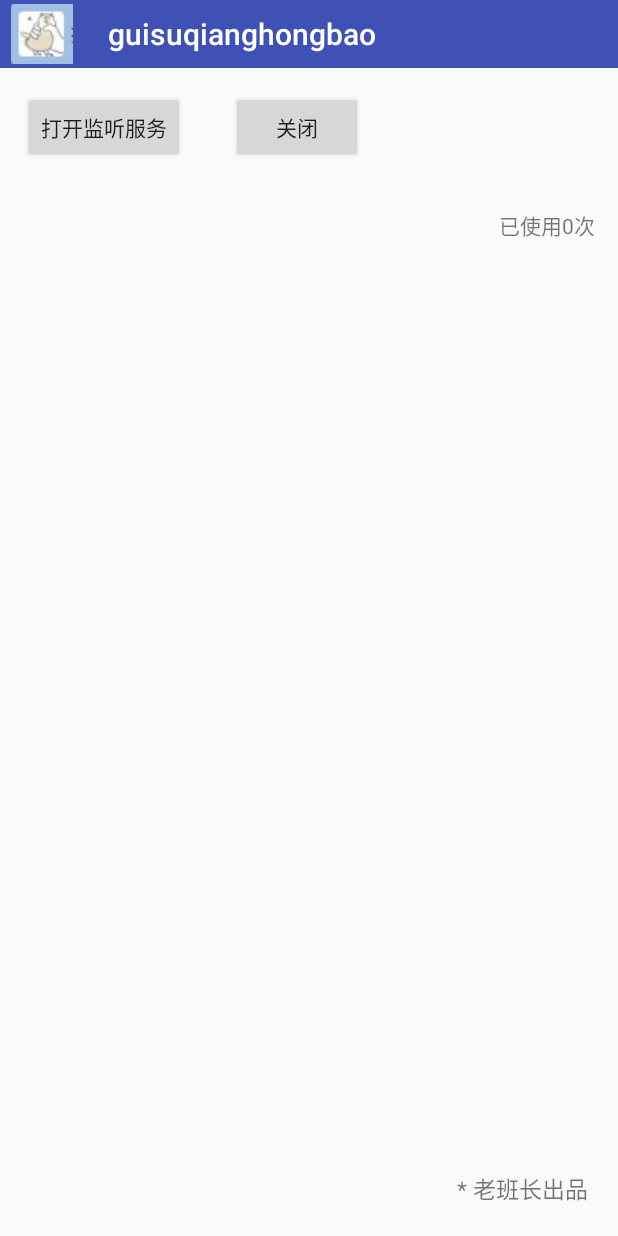
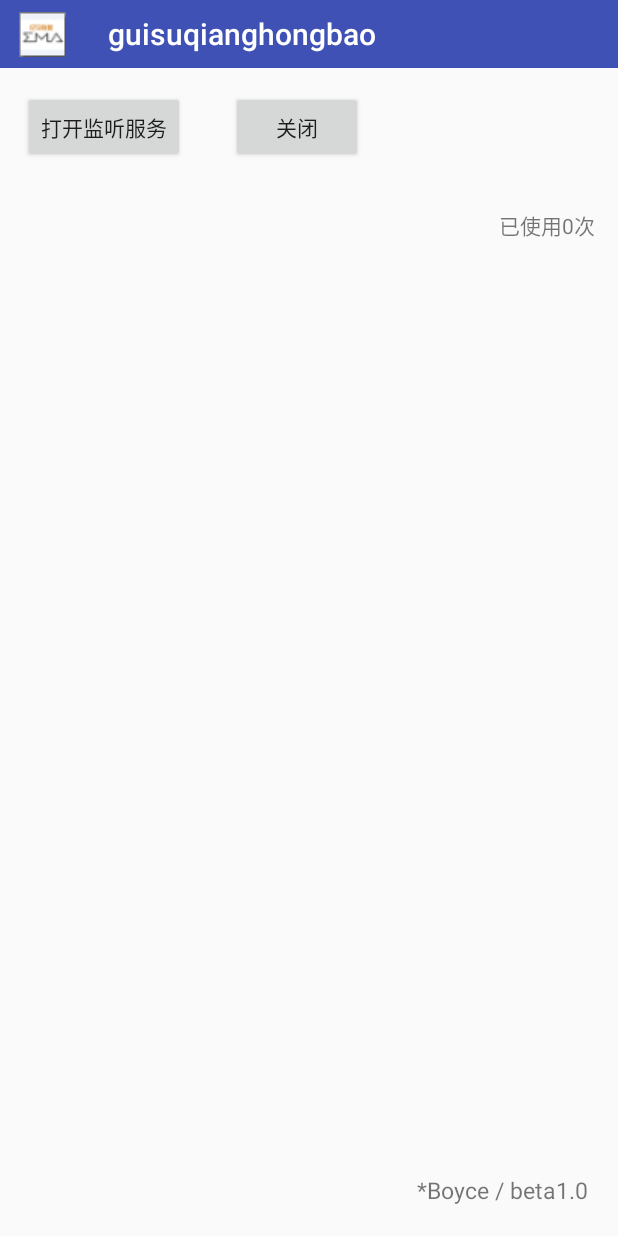
Before and after one commit to BeYearn/Faster, an Android app: the screen it shows after launch (QHBActivity), on a phone screen of 412 x 824 dp. Run offline under Robolectric (Android 15) with nearby library versions, the phone set to English and light mode, and no system bars; our stand-ins replace ButterKnife.

Commit message:
icon修改

```diff
--- a/app/build.gradle
+++ b/app/build.gradle
@@ -7,7 +7,7 @@ android {
 
     defaultConfig {
         applicationId "com.handsome.yby"
-        minSdkVersion 20
+        minSdkVersion 17
         targetSdkVersion 24
         versionCode 1
         versionName "1.0"
--- a/app/src/main/res/layout/toolbar_layout.xml
+++ b/app/src/main/res/layout/toolbar_layout.xml
@@ -4,6 +4,6 @@
     android:layout_width="match_parent"
     android:layout_height="45dp"
     android:background="@color/colorPrimary"
-    toolbar:navigationIcon="@drawable/img_icon"
+    toolbar:navigationIcon="@drawable/img_ema"
     toolbar:title="hongbaozuikuai heiheihei..."
     toolbar:titleTextColor="@android:color/white" />
--- a/app/src/main/res/values/strings.xml
+++ b/app/src/main/res/values/strings.xml
@@ -3,9 +3,9 @@
     <string name="description">由于微信每个版本都会出现不同的id(如果失效可能需要重新捕获“开”的id)</string>
     <string name="label">AutoQHB_6.3.30</string>
     <string name="start_service">打开监听服务</string>
-    <string name="author">* 老班长出品</string>
+    <string name="author">*Boyce / beta1.0</string>
     <string name="close">关闭</string>
-    <string name="used_clean">试用完毕，嘿嘿嘿！</string>
+    <string name="used_clean">试用完毕</string>
     <string name="hav_used_times">已使用%1$d次</string>
     <string name="cleaned_alert">试用完毕就别瞎点了！</string>
     <string name="close_service_alert">请关闭服务AutoQHB_6.3.30,否则手机卡不赖我⊙﹏⊙</string>
```
Also changed, not shown: app/src/main/res/drawable/img_ema.png (added).
